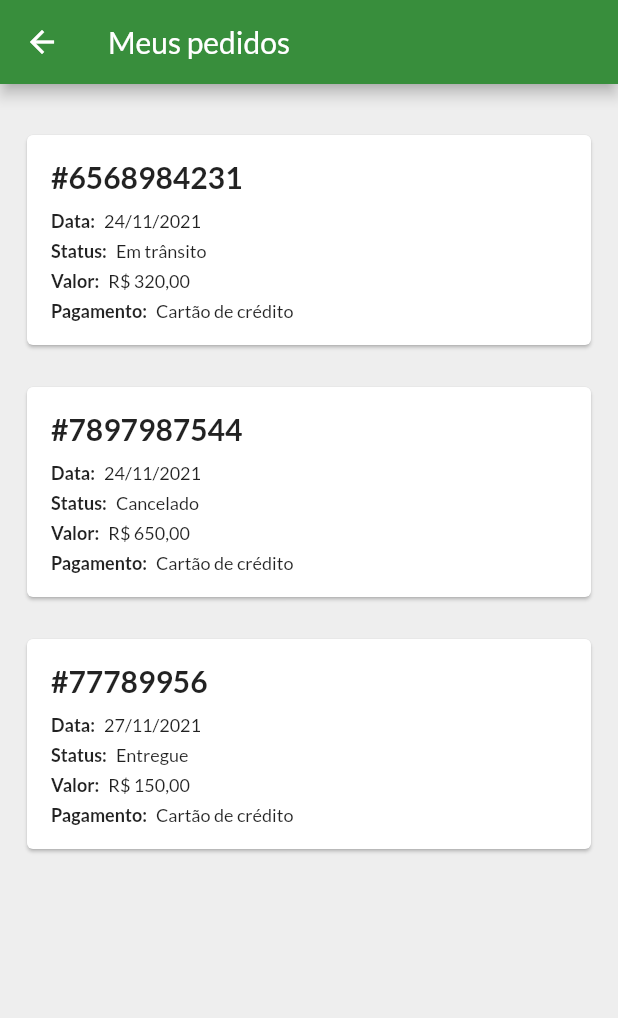
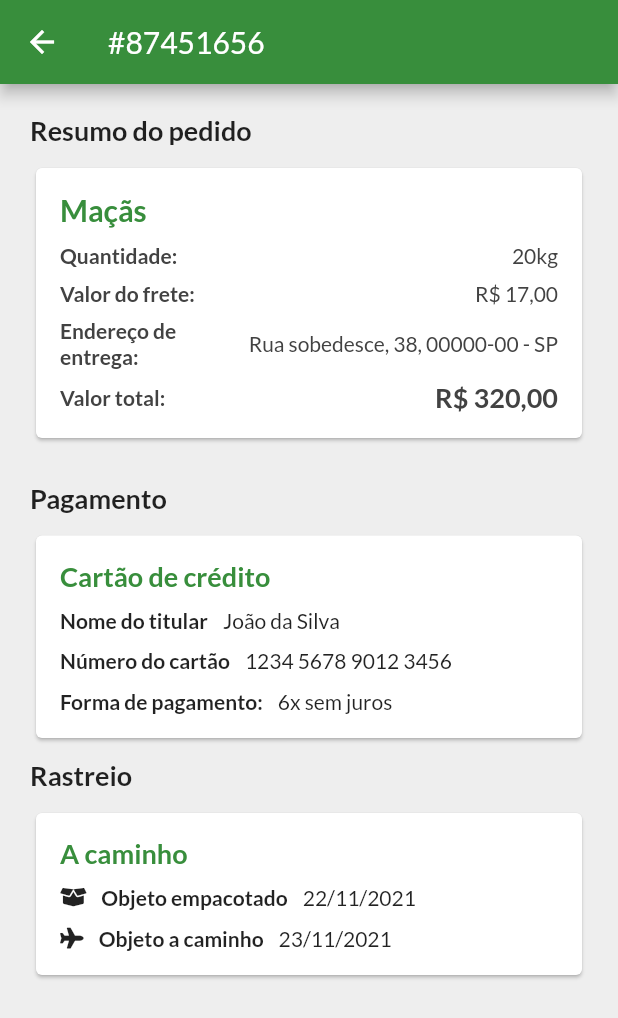
Before and after one commit to lucascyber/fiap_igricultor, a Flutter app: the OrderListPage screen opened by its route, after a tap on "Data:", on a phone screen of 412 x 824 dp. Shown: the top 1018 px of the screen. Run offline on Flutter 3.47's test engine with Material 2 defaults, Android fonts, the phone set to English and light mode, and no system bars; our stand-ins replace flutter_rating_bar, font_awesome_flutter, google_fonts.

Commit message:
Add order detail page

```diff
--- a/igricultor_app/lib/main.dart
+++ b/igricultor_app/lib/main.dart
@@ -5,6 +5,7 @@ import 'package:igricultor_app/private/pages/chat_detail_page.dart';
 import 'package:igricultor_app/private/pages/check_out_page.dart';
 import 'package:igricultor_app/private/pages/checkout_success_page.dart';
 import 'package:igricultor_app/private/pages/home_page.dart';
+import 'package:igricultor_app/private/pages/order_detail_page.dart';
 import 'package:igricultor_app/private/pages/order_list_page.dart';
 import 'package:igricultor_app/private/pages/product_detail_page.dart';
 
@@ -29,6 +30,7 @@ class MyApp extends StatelessWidget {
         '/checkout': (context) => const CheckOutPage(),
         '/checkout-success': (context) => const CheckoutSuccessPage(),
         '/order-list': (context) => const OrderListPage(),
+        '/order-detail': (context) => const OrderDetailPage(),
       },
       theme: ThemeData(
         textTheme: GoogleFonts.latoTextTheme(
--- /dev/null
+++ b/igricultor_app/lib/private/pages/order_detail_page.dart
@@ -0,0 +1,76 @@
+import 'package:flutter/material.dart';
+import 'package:igricultor_app/data/models/product.dart';
+import 'package:igricultor_app/private/widgets/payment_checkout_card.dart';
+import 'package:igricultor_app/private/widgets/product_checkout_card.dart';
+import 'package:igricultor_app/private/widgets/tracking_card.dart';
+
+class OrderDetailPage extends StatefulWidget {
+  const OrderDetailPage({Key? key}) : super(key: key);
+
+  @override
+  _OrderDetailPageState createState() => _OrderDetailPageState();
+}
+
+class _OrderDetailPageState extends State<OrderDetailPage> {
+  @override
+  Widget build(BuildContext context) {
+    final Product product = Product(
+      id: 1,
+      name: 'Maçãs',
+      price: 'R\$ 20,00',
+      weight: '20kg',
+      rating: 5,
+      shipping: 'R\$ 17,00',
+      harvest: '24/11/2021',
+      type: 'type',
+      image: 'image',
+    );
+
+    return Scaffold(
+      appBar: AppBar(
+        title: const Text('#87451656'),
+        backgroundColor: Colors.green.shade700,
+      ),
+      body: Container(
+        color: Colors.grey.shade200,
+        width: double.infinity,
+        height: double.infinity,
+        padding: const EdgeInsets.all(20),
+        child: Column(
+          crossAxisAlignment: CrossAxisAlignment.start,
+          children: [
+            const Text(
+              'Resumo do pedido',
+              style: TextStyle(
+                fontSize: 18,
+                fontWeight: FontWeight.bold,
+              ),
+            ),
+            const SizedBox(height: 10),
+            ProductCheckOutCard(product: product),
+            const SizedBox(height: 25),
+            const Text(
+              'Pagamento',
+              style: TextStyle(
+                fontSize: 18,
+                fontWeight: FontWeight.bold,
+              ),
+            ),
+            const SizedBox(height: 10),
+            const PaymentCheckoutCard(),
+            const SizedBox(height: 10),
+            const Text(
+              'Rastreio',
+              style: TextStyle(
+                fontSize: 18,
+                fontWeight: FontWeight.bold,
+              ),
+            ),
+            const SizedBox(height: 10),
+            const TrackingCard(),
+          ],
+        ),
+      ),
+    );
+  }
+}
--- a/igricultor_app/lib/private/pages/order_list_page.dart
+++ b/igricultor_app/lib/private/pages/order_list_page.dart
@@ -53,7 +53,10 @@ class _OrderListPageState extends State<OrderListPage> {
               bottom: 10,
             ),
             child: InkWell(
-              onTap: () => {},
+              onTap: () => Navigator.pushNamed(
+                context,
+                '/order-detail',
+              ),
               child: OrderListCard(
                 order: orders[index],
               ),
--- /dev/null
+++ b/igricultor_app/lib/private/widgets/tracking_card.dart
@@ -0,0 +1,79 @@
+import 'package:flutter/material.dart';
+import 'package:font_awesome_flutter/font_awesome_flutter.dart';
+
+class TrackingCard extends StatelessWidget {
+  const TrackingCard({Key? key}) : super(key: key);
+
+  @override
+  Widget build(BuildContext context) {
+    return SizedBox(
+      width: double.infinity,
+      child: Card(
+        child: Padding(
+          padding: const EdgeInsets.all(16),
+          child: Column(
+            crossAxisAlignment: CrossAxisAlignment.start,
+            children: [
+              Text(
+                'A caminho',
+                style: TextStyle(
+                  fontSize: 18,
+                  fontWeight: FontWeight.bold,
+                  color: Colors.green.shade700,
+                ),
+              ),
+              const SizedBox(height: 10),
+              Row(
+                children: const [
+                  FaIcon(
+                    FontAwesomeIcons.boxOpen,
+                    size: 14,
+                  ),
+                  SizedBox(width: 10),
+                  Text(
+                    'Objeto empacotado',
+                    style: TextStyle(
+                      fontSize: 14,
+                      fontWeight: FontWeight.bold,
+                    ),
+                  ),
+                  SizedBox(width: 10),
+                  Text(
+                    '22/11/2021',
+                    style: TextStyle(
+                      fontSize: 14,
+                    ),
+                  ),
+                ],
+              ),
+              const SizedBox(height: 10),
+              Row(
+                children: const [
+                  FaIcon(
+                    FontAwesomeIcons.plane,
+                    size: 14,
+                  ),
+                  SizedBox(width: 10),
+                  Text(
+                    'Objeto a caminho',
+                    style: TextStyle(
+                      fontSize: 14,
+                      fontWeight: FontWeight.bold,
+                    ),
+                  ),
+                  SizedBox(width: 10),
+                  Text(
+                    '23/11/2021',
+                    style: TextStyle(
+                      fontSize: 14,
+                    ),
+                  ),
+                ],
+              ),
+            ],
+          ),
+        ),
+      ),
+    );
+  }
+}
```
